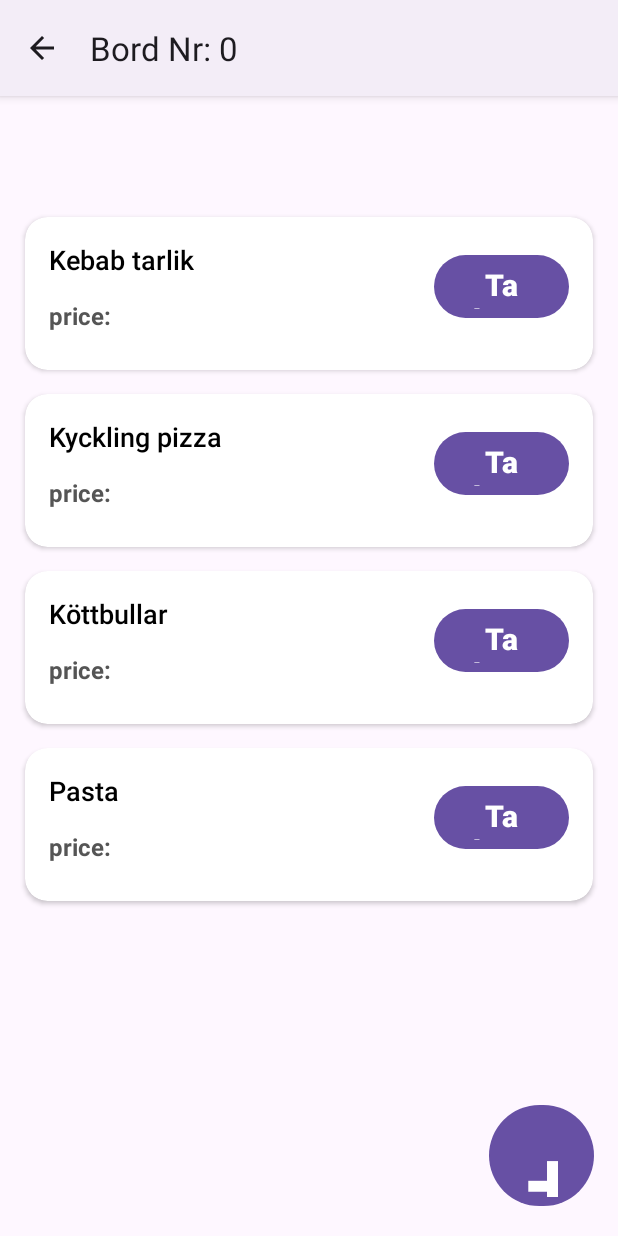
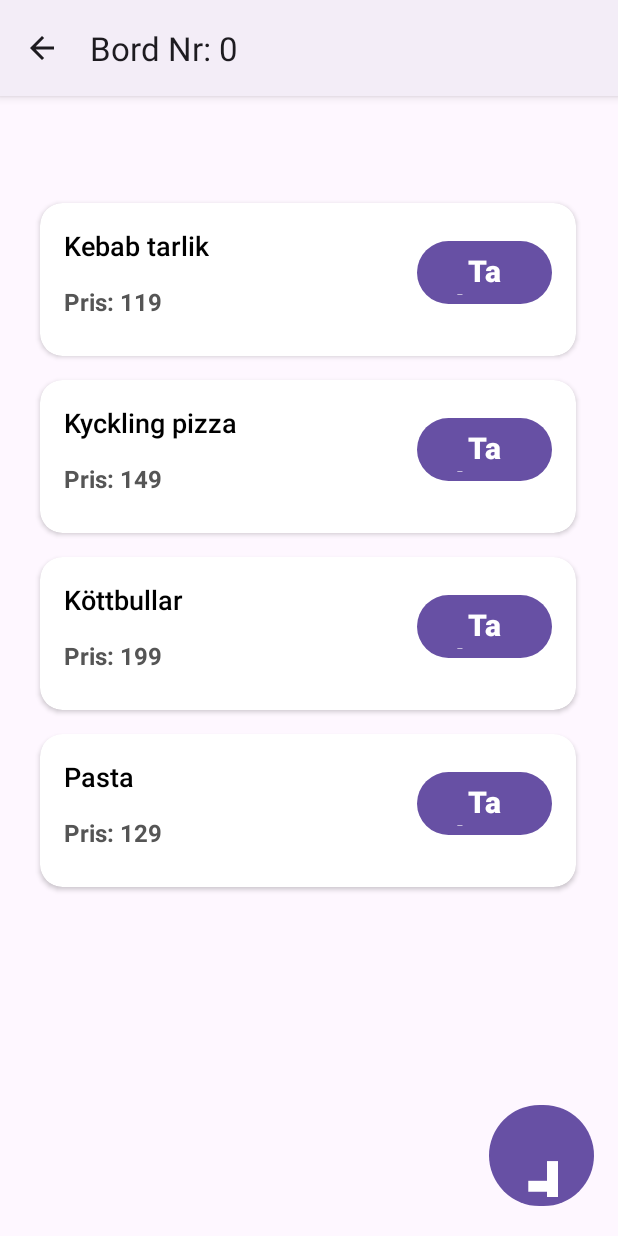
Before and after one commit to Ab03beed/DT170G_WaiterApp, an Android app: the OrderDetails screen opened directly, with no data from a screen before it, on a phone screen of 412 x 824 dp. Run offline under Robolectric (Android 15) with nearby library versions, the phone set to English and light mode, and no system bars.

```diff
--- a/app/src/main/java/se/miun/dt170g/waiterapp/adapters/InputAdapter.java
+++ b/app/src/main/java/se/miun/dt170g/waiterapp/adapters/InputAdapter.java
@@ -58,7 +58,7 @@ public class InputAdapter extends RecyclerView.Adapter<InputAdapter.MyViewHolder
             super(itemView);
 
             itemName = itemView.findViewById(R.id.FoodName_input);
-            price = itemView.findViewById(R.id.FoodPrice_input);
+            price = itemView.findViewById(R.id.FoodPrice_Item);
             numberPicker = itemView.findViewById(R.id.FoodCount);
 
         }
--- a/app/src/main/java/se/miun/dt170g/waiterapp/adapters/ItemsAdapter.java
+++ b/app/src/main/java/se/miun/dt170g/waiterapp/adapters/ItemsAdapter.java
@@ -36,7 +36,7 @@ public class ItemsAdapter extends RecyclerView.Adapter<ItemsAdapter.MyViewHolder
     public void onBindViewHolder(@NonNull ItemsAdapter.MyViewHolder holder, int position) {
 
         holder.itemName.setText(itemModels.get(position).getItemName());
-        holder.price.setText("Pris: " + String.valueOf(itemModels.get(position).getPrice()));
+        holder.price.setText("Pris: " + itemModels.get(position).getPrice());
     }
 
     @Override
@@ -51,8 +51,8 @@ public class ItemsAdapter extends RecyclerView.Adapter<ItemsAdapter.MyViewHolder
         public MyViewHolder(@NonNull View itemView) {
             super(itemView);
 
-            itemName = itemView.findViewById(R.id.FoodName_item);
-            price = itemView.findViewById(R.id.FoodPrice_input);
+            itemName = itemView.findViewById(R.id.FoodName_Item);
+            price = itemView.findViewById(R.id.FoodPrice_Item);
 
         }
     }
--- a/app/src/main/java/se/miun/dt170g/waiterapp/adapters/TablesAdapter.java
+++ b/app/src/main/java/se/miun/dt170g/waiterapp/adapters/TablesAdapter.java
@@ -1,5 +1,6 @@
 package se.miun.dt170g.waiterapp.adapters;
 
+import android.app.Application;
 import android.content.Context;
 import android.view.LayoutInflater;
 import android.view.View;
@@ -7,6 +8,7 @@ import android.view.ViewGroup;
 import android.widget.TextView;
 
 import androidx.annotation.NonNull;
+import androidx.cardview.widget.CardView;
 import androidx.recyclerview.widget.RecyclerView;
 
 import java.util.ArrayList;
@@ -41,6 +43,7 @@ public class TablesAdapter extends RecyclerView.Adapter<TablesAdapter.MyViewHold
     public void onBindViewHolder(@NonNull TablesAdapter.MyViewHolder holder, int position) {
 
         holder.tableNumber.setText("Bord Nr: " + tableItems.get(position).getTableNumber());
+
         holder.tableStatus.setText("Bordsläge: " + tableItems.get(position).getTableStatus());
 
     }
--- a/app/src/main/java/se/miun/dt170g/waiterapp/FetchData.java
+++ b/app/src/main/java/se/miun/dt170g/waiterapp/fetch/FetchData.java
@@ -1,4 +1,4 @@
-package se.miun.dt170g.waiterapp;
+package se.miun.dt170g.waiterapp.fetch;
 
 import java.util.ArrayList;
 
--- a/app/src/main/java/se/miun/dt170g/waiterapp/Retro.java
+++ b/app/src/main/java/se/miun/dt170g/waiterapp/fetch/Retro.java
@@ -1,4 +1,4 @@
-package se.miun.dt170g.waiterapp;
+package se.miun.dt170g.waiterapp.fetch;
 
 import retrofit2.Retrofit;
 import retrofit2.converter.gson.GsonConverterFactory;
@@ -8,7 +8,7 @@ public class Retro {
 
     private Retrofit retrofit;
 
-    Retro(String WS_HOST) {
+    public Retro(String WS_HOST) {
          retrofit = new Retrofit.Builder()
                 .baseUrl(WS_HOST)
                 .addConverterFactory(GsonConverterFactory.create())
--- a/app/src/main/res/layout/activity_order_details.xml
+++ b/app/src/main/res/layout/activity_order_details.xml
@@ -8,10 +8,11 @@
 
     <androidx.recyclerview.widget.RecyclerView
         android:id="@+id/ItemsRV"
-        android:layout_width="409dp"
-        android:layout_height="596dp"
+        android:layout_width="388dp"
+        android:layout_height="605dp"
         app:layout_constraintBottom_toTopOf="@+id/Add"
         app:layout_constraintEnd_toEndOf="parent"
+        app:layout_constraintHorizontal_bias="0.461"
         app:layout_constraintStart_toStartOf="parent"
         app:layout_constraintTop_toTopOf="parent"
         app:layout_constraintVertical_bias="1.0" />
@@ -22,7 +23,6 @@
         android:layout_height="75dp"
         android:layout_marginEnd="16dp"
         android:layout_marginBottom="16dp"
-        android:onClick="newOrder"
         android:text="@string/Add"
         android:textSize="100px"
         app:layout_constraintBottom_toBottomOf="parent"
--- a/app/src/main/res/layout/input_template.xml
+++ b/app/src/main/res/layout/input_template.xml
@@ -53,7 +53,7 @@
                 app:layout_constraintTop_toTopOf="parent" />
 
             <TextView
-                android:id="@+id/FoodPrice_input"
+                android:id="@+id/FoodPrice_Item"
                 android:layout_width="wrap_content"
                 android:layout_height="wrap_content"
                 android:layout_marginStart="16dp"
--- a/app/src/main/res/layout/item_template.xml
+++ b/app/src/main/res/layout/item_template.xml
@@ -2,7 +2,6 @@
 <androidx.constraintlayout.widget.ConstraintLayout xmlns:android="http://schemas.android.com/apk/res/android"
     xmlns:app="http://schemas.android.com/apk/res-auto"
     xmlns:tools="http://schemas.android.com/tools"
-    android:id="@+id/FoodPrice_input"
     android:layout_width="match_parent"
     android:layout_height="wrap_content">
 
@@ -25,13 +24,13 @@
             android:layout_height="102dp">
 
             <TextView
-                android:id="@+id/FoodName_item"
+                android:id="@+id/FoodName_Item"
                 android:layout_width="wrap_content"
                 android:layout_height="wrap_content"
                 android:layout_marginStart="16dp"
                 android:layout_marginTop="16dp"
                 android:fontFamily="sans-serif-light"
-                android:text="@string/FoodName_item"
+                android:text="@string/FoodName_Item"
                 android:textColor="@color/text_color_item"
                 android:textSize="18sp"
                 android:textStyle="bold"
@@ -39,17 +38,17 @@
                 app:layout_constraintTop_toTopOf="parent" />
 
             <TextView
-                android:id="@+id/FoodPrice_input"
+                android:id="@+id/FoodPrice_Item"
                 android:layout_width="wrap_content"
                 android:layout_height="wrap_content"
                 android:layout_marginStart="16dp"
-                android:text="@string/FoodPrice_item"
+                android:text="@string/FoodPrice_Item"
                 android:textColor="@color/text_color_price"
                 android:textSize="16sp"
                 android:textStyle="bold"
                 app:layout_constraintBottom_toBottomOf="parent"
                 app:layout_constraintStart_toStartOf="parent"
-                app:layout_constraintTop_toBottomOf="@+id/FoodName_item"
+                app:layout_constraintTop_toBottomOf="@+id/FoodName_Item"
                 app:layout_constraintVertical_bias="0.35" />
 
             <Button
--- a/app/src/main/res/values/strings.xml
+++ b/app/src/main/res/values/strings.xml
@@ -17,8 +17,8 @@
     <string name="FoodPrice_input">Pris</string>
 
     <!-- IDs for item_template -->
-    <string name="FoodName_item">product name: </string>
-    <string name="FoodPrice_item">price: </string>
+    <string name="FoodName_Item">product name: </string>
+    <string name="FoodPrice_Item">price: </string>
     <string name="FoodDeleteBtn">Ta bort</string>
 
     <!-- IDs for table_template -->
```
Also changed, not shown: app/src/main/java/se/miun/dt170g/waiterapp/MainActivity.java (+32 -36 lines).
